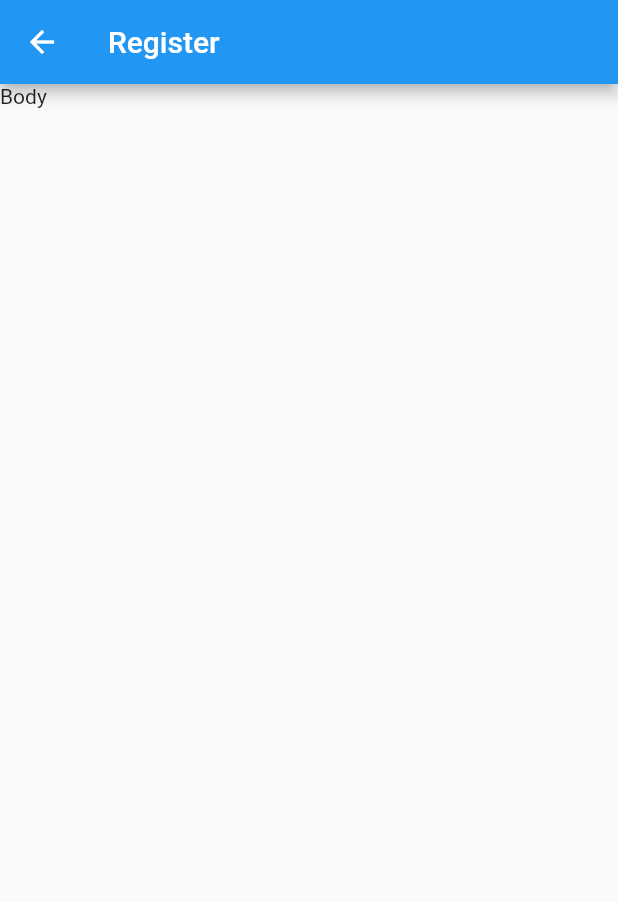
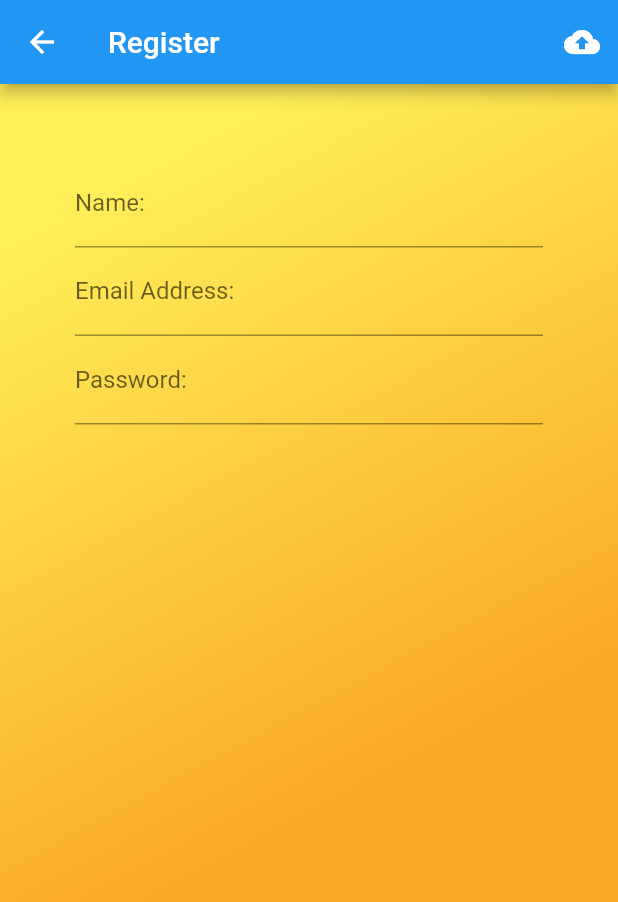
Before and after one commit to masterUNG/mo_authen, a Flutter app: the screen it shows after launch, after a tap on "SignUp", on a phone screen of 412 x 824 dp. Shown: the top 902 px of the screen. Run offline on Flutter 3.47's test engine with Material 2 defaults, Android fonts, the phone set to English and light mode, and no system bars.

Commit message:
Design UI Register Page Success

```diff
--- a/lib/main.dart
+++ b/lib/main.dart
@@ -78,7 +78,7 @@ class _HomePageState extends State<HomePage> {
         print('You Click SignUp');
         var registerRoute = new MaterialPageRoute(
             builder: (BuildContext context) => RegisterPage());
-            Navigator.of(context).push(registerRoute);
+        Navigator.of(context).push(registerRoute);
       },
     );
   }
@@ -111,14 +111,17 @@ class _HomePageState extends State<HomePage> {
             Container(
               margin: EdgeInsets.only(left: 50.0, right: 50.0, top: 20.0),
               child: Row(
-                mainAxisAlignment: MainAxisAlignment.spaceAround,
+                mainAxisAlignment: MainAxisAlignment.spaceEvenly,
                 children: <Widget>[
-                  Container(
-                    alignment: Alignment.centerRight,
-                    child: signInButton(),
+                  new Expanded(
+                    child: Container(
+                      child: signInButton(),
+                    ),
                   ),
-                  Container(
-                    child: signUpButton(context),
+                  new Expanded(
+                    child: Container(
+                      child: signUpButton(context),
+                    ),
                   )
                 ],
               ),
--- a/lib/screens/register_page.dart
+++ b/lib/screens/register_page.dart
@@ -6,13 +6,54 @@ class RegisterPage extends StatefulWidget {
 }
 
 class _RegisterPageState extends State<RegisterPage> {
+  Widget nameTextField() {
+    return TextFormField(
+      decoration: InputDecoration(labelText: 'Name:', hintText: 'Eng Name'),
+    );
+  }
+
+  Widget emailTextField() {
+    return TextFormField(
+      decoration: InputDecoration(
+          labelText: 'Email Address:', hintText: 'you@email.com'),
+    );
+  }
+
+  Widget passwordTextField() {
+    return TextFormField(
+      decoration:
+          InputDecoration(labelText: 'Password:', hintText: ' more 6 Charator'),
+    );
+  }
+
   @override
   Widget build(BuildContext context) {
     return Scaffold(
       appBar: AppBar(
         title: Text('Register'),
+        actions: <Widget>[
+          IconButton(tooltip: 'Upload Value To Server',
+            icon: Icon(Icons.cloud_upload),
+            onPressed: () {
+              print('You click Upload');
+            },
+          )
+        ],
       ),
-      body: Text('Body'),
+      body: Container(
+        decoration: BoxDecoration(
+            gradient: LinearGradient(
+                colors: [Colors.yellow[400], Colors.yellow[800]],
+                begin: Alignment(0, -1))),
+        padding: EdgeInsets.only(left: 50.0, top: 50.0, right: 50.0),
+        child: Column(
+          children: <Widget>[
+            nameTextField(),
+            emailTextField(),
+            passwordTextField()
+          ],
+        ),
+      ),
     );
   }
 }
```
